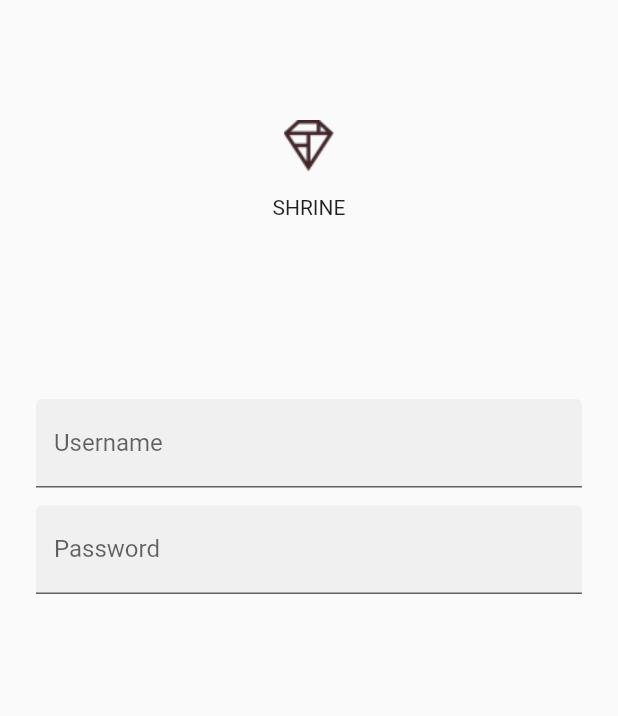
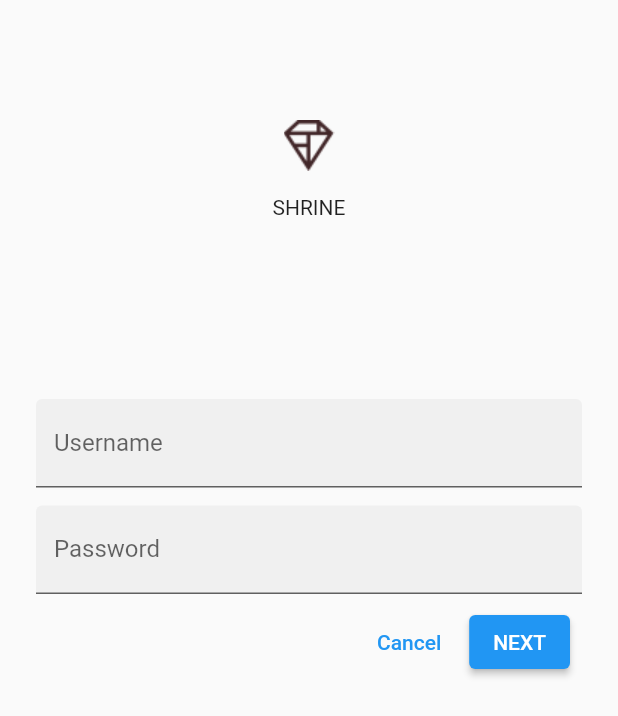
Before and after one commit to C-Dev66/EComerceApp, a Flutter app: the screen it shows after launch, on a phone screen of 412 x 824 dp. Shown: the top 716 px of the screen. Run offline on Flutter 3.47's test engine with Material 2 defaults, Android fonts, the phone set to English and light mode, and no system bars.

Commit message:
Add the ButtonBar & buttons

```diff
--- a/lib/login.dart
+++ b/lib/login.dart
@@ -54,7 +54,24 @@ class _LoginPageState extends State<LoginPage> {
                 labelText: 'Password'
               ),
               obscureText: true,
-            )
+            ),
+
+            ButtonBar(
+              children: <Widget>[
+              TextButton(
+                child: const Text('Cancel'),
+                onPressed: () {
+                },
+              ),
+
+              ElevatedButton(
+                child: const Text('NEXT'),
+                onPressed: () {
+
+                },
+              ),
+              ],
+            ),
             // TODO: Wrap Username with AccentColorOverride (103)
             // TODO: Remove filled: true values (103)
             // TODO: Wrap Password with AccentColorOverride (103)
```
